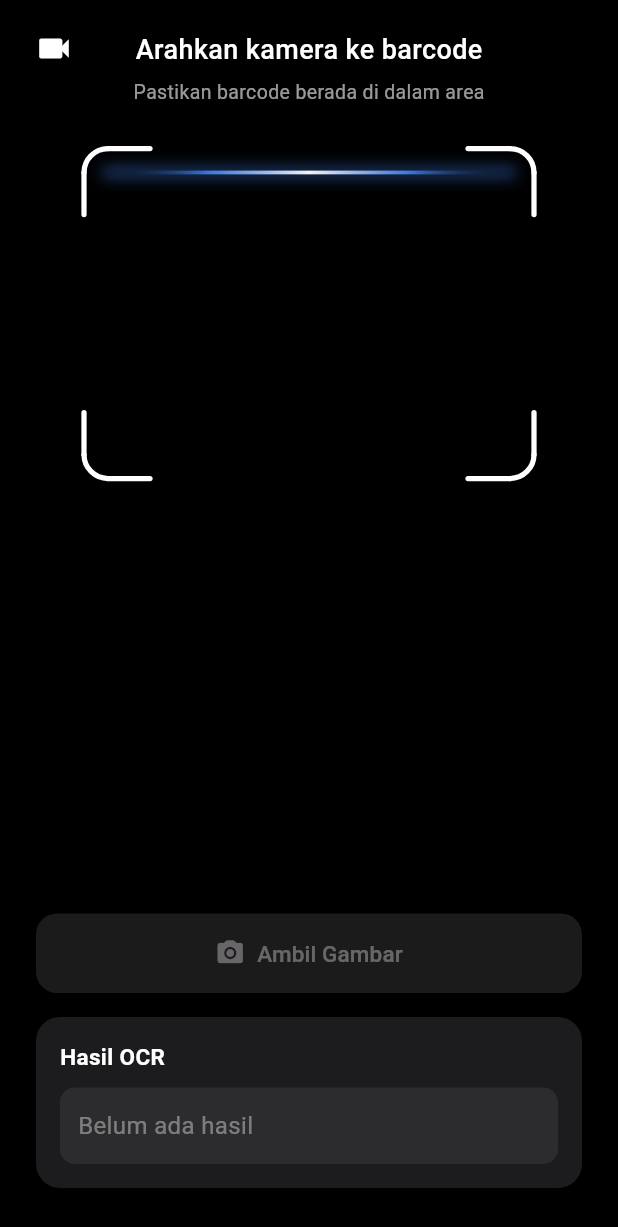
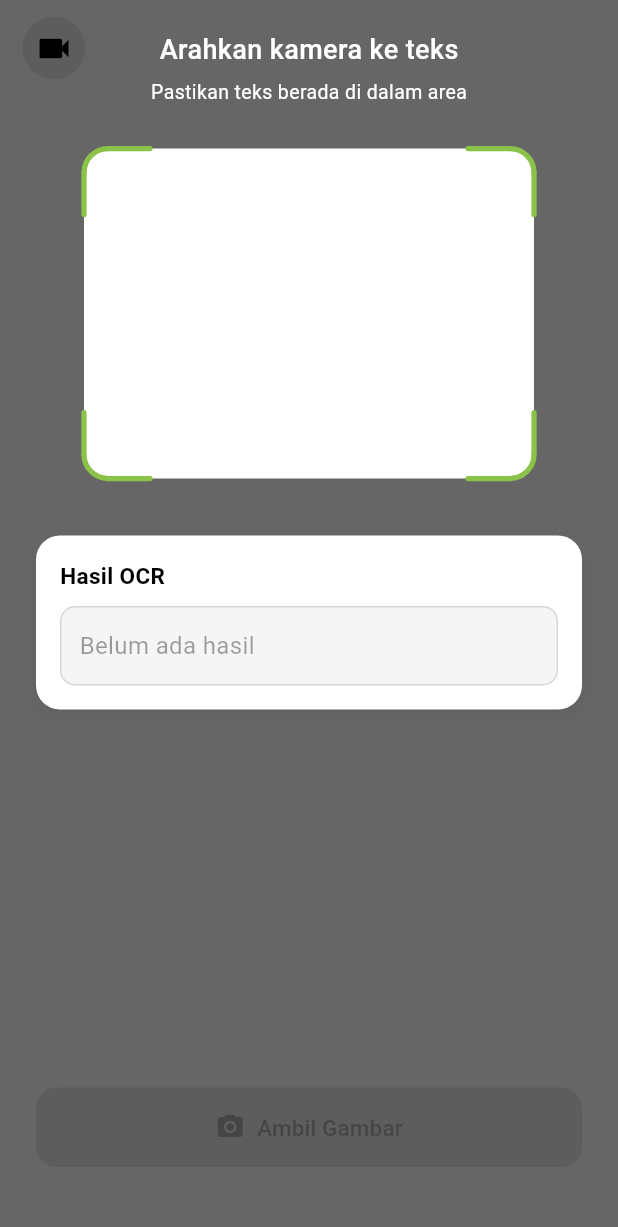
Before and after one commit to Saifulkamil/flutter_paddle_ocr_ncnn, a Flutter app: the screen it shows after launch, on a phone screen of 412 x 824 dp. Shown: the top 1227 px of the screen. Run offline on Flutter 3.47's test engine with Material 3 defaults, Android fonts, the phone set to English and light mode, and no system bars; our stand-ins replace permission_handler, plugin_platform_interface.

```diff
--- a/example/lib/main.dart
+++ b/example/lib/main.dart
@@ -17,7 +17,7 @@ class MyApp extends StatelessWidget {
 
   @override
   Widget build(BuildContext context) {
-    return MaterialApp(debugShowCheckedModeBanner: false, theme: ThemeData.dark(), home: const OcrScanScreen());
+    return MaterialApp(debugShowCheckedModeBanner: false, theme: ThemeData.light(), home: const OcrScanScreen());
   }
 }
 
@@ -167,6 +167,12 @@ class _OcrScanScreenState extends State<OcrScanScreen> with SingleTickerProvider
       setState(() => _showPreview = false);
       return;
     }
+    if (_ocrResult.isEmpty) {
+      ScaffoldMessenger.of(
+        context,
+      ).showSnackBar(const SnackBar(backgroundColor: Colors.red, content: Text("Tidak ada hasil OCR")));
+      return;
+    }
 
     try {
       final dir = await getApplicationDocumentsDirectory();
@@ -212,7 +218,7 @@ class _OcrScanScreenState extends State<OcrScanScreen> with SingleTickerProvider
   void _showHistory() {
     showModalBottomSheet(
       context: context,
-      backgroundColor: const Color(0xFF1C1C1E),
+      backgroundColor: Colors.white,
       shape: const RoundedRectangleBorder(borderRadius: BorderRadius.vertical(top: Radius.circular(20))),
       isScrollControlled: true,
       builder: (_) => _HistorySheet(captures: _captureHistory),
@@ -239,41 +245,12 @@ class _OcrScanScreenState extends State<OcrScanScreen> with SingleTickerProvider
       height: frameH,
       child: Stack(
         children: [
-          // Scan line animasi
-          if (!_showPreview)
-            AnimatedBuilder(
-              animation: _scanAnim,
-              builder: (_, __) {
-                return Positioned(
-                  top: _scanAnim.value * frameH,
-                  left: 14,
-                  right: 14,
-                  child: Container(
-                    height: 2.5,
-                    decoration: BoxDecoration(
-                      gradient: LinearGradient(
-                        colors: [
-                          Colors.transparent,
-                          Colors.blueAccent.withOpacity(0.8),
-                          Colors.white.withOpacity(0.95),
-                          Colors.blueAccent.withOpacity(0.8),
-                          Colors.transparent,
-                        ],
-                      ),
-                      boxShadow: [BoxShadow(color: Colors.blueAccent.withOpacity(0.5), blurRadius: 8, spreadRadius: 2)],
-                    ),
-                  ),
-                );
-              },
-            ),
-
-          // Corner brackets
           CustomPaint(
             size: const Size(frameW, frameH),
             painter: _CornerBracketPainter(
               cornerLength: cornerLen,
               strokeWidth: strokeW,
-              color: Colors.white,
+              color: Colors.lightGreen,
               radius: radius,
             ),
           ),
@@ -285,7 +262,7 @@ class _OcrScanScreenState extends State<OcrScanScreen> with SingleTickerProvider
   @override
   Widget build(BuildContext context) {
     return Scaffold(
-      backgroundColor: Colors.black,
+      backgroundColor: Colors.white,
       body: Stack(
         children: [
           // Full-screen camera
@@ -295,11 +272,44 @@ class _OcrScanScreenState extends State<OcrScanScreen> with SingleTickerProvider
           if (_showPreview && _latestCapture != null)
             Positioned.fill(child: Image.file(File(_latestCapture!.photoPath), fit: BoxFit.cover)),
 
-          // Dark overlay
-          if (!_showPreview) Positioned.fill(child: Container(color: Colors.black.withOpacity(0.45))),
-
-          // Light overlay saat preview
-          if (_showPreview) Positioned.fill(child: Container(color: Colors.black.withOpacity(0.3))),
+          // Overlay dengan lubang transparan di area scan (berlaku untuk kamera dan preview)
+          Positioned.fill(
+            child: ColorFiltered(
+              colorFilter: ColorFilter.mode(Colors.black.withOpacity(0.6), BlendMode.srcOut),
+              child: Stack(
+                children: [
+                  Container(color: Colors.transparent),
+                  SafeArea(
+                    child: Column(
+                      children: [
+                        const SizedBox(height: 20),
+                        Text(
+                          _showPreview ? "Hasil Foto" : "Arahkan kamera ke teks",
+                          style: const TextStyle(color: Colors.transparent, fontSize: 18, fontWeight: FontWeight.w500),
+                        ),
+                        const SizedBox(height: 6),
+                        Text(
+                          _showPreview ? "Tekan foto lagi untuk scan baru" : "Pastikan teks berada di dalam area",
+                          style: const TextStyle(color: Colors.transparent, fontSize: 13),
+                        ),
+                        const SizedBox(height: 28),
+                        Center(
+                          child: Container(
+                            width: 300,
+                            height: 220,
+                            decoration: BoxDecoration(
+                              color: Colors.black, // Opaque color creates the transparent hole
+                              borderRadius: BorderRadius.circular(16),
+                            ),
+                          ),
+                        ),
+                      ],
+                    ),
+                  ),
+                ],
+              ),
+            ),
+          ),
 
           // Main UI
           SafeArea(
@@ -309,13 +319,13 @@ class _OcrScanScreenState extends State<OcrScanScreen> with SingleTickerProvider
 
                 // Title
                 Text(
-                  _showPreview ? "Hasil Foto" : "Arahkan kamera ke barcode",
+                  _showPreview ? "Hasil Foto" : "Arahkan kamera ke teks",
                   style: const TextStyle(color: Colors.white, fontSize: 18, fontWeight: FontWeight.w500),
                 ),
                 const SizedBox(height: 6),
                 Text(
-                  _showPreview ? "Tekan foto lagi untuk scan baru" : "Pastikan barcode berada di dalam area",
-                  style: const TextStyle(color: Colors.white60, fontSize: 13),
+                  _showPreview ? "Tekan foto lagi untuk scan baru" : "Pastikan teks berada di dalam area",
+                  style: const TextStyle(color: Colors.white, fontSize: 13),
                 ),
 
                 const SizedBox(height: 28),
@@ -323,6 +333,74 @@ class _OcrScanScreenState extends State<OcrScanScreen> with SingleTickerProvider
                 // Scan frame overlay
                 Center(child: _buildScanArea()),
 
+                const SizedBox(height: 38),
+
+                // Hasil OCR box
+                Padding(
+                  padding: const EdgeInsets.symmetric(horizontal: 24),
+                  child: Container(
+                    width: double.infinity,
+                    padding: const EdgeInsets.all(16),
+                    decoration: BoxDecoration(
+                      color: Colors.white,
+                      borderRadius: BorderRadius.circular(16),
+                      boxShadow: [
+                        BoxShadow(color: Colors.black.withOpacity(0.05), blurRadius: 10, offset: const Offset(0, 4)),
+                      ],
+                    ),
+                    child: Column(
+                      crossAxisAlignment: CrossAxisAlignment.start,
+                      children: [
+                        Row(
+                          children: [
+                            const Text(
+                              "Hasil OCR",
+                              style: TextStyle(color: Colors.black, fontSize: 15, fontWeight: FontWeight.w600),
+                            ),
+                            const Spacer(),
+                            if (_showPreview)
+                              Container(
+                                padding: const EdgeInsets.symmetric(horizontal: 8, vertical: 2),
+                                decoration: BoxDecoration(
+                                  color: Colors.green.withOpacity(0.15),
+                                  borderRadius: BorderRadius.circular(6),
+                                ),
+                                child: const Row(
+                                  mainAxisSize: MainAxisSize.min,
+                                  children: [
+                                    Icon(Icons.check_circle, color: Colors.green, size: 14),
+                                    SizedBox(width: 4),
+                                    Text("Tersimpan", style: TextStyle(color: Colors.green, fontSize: 11)),
+                                  ],
+                                ),
+                              ),
+                          ],
+                        ),
+                        const SizedBox(height: 10),
+                        Container(
+                          width: double.infinity,
+                          padding: const EdgeInsets.symmetric(horizontal: 12, vertical: 14),
+                          constraints: const BoxConstraints(maxHeight: 100),
+                          decoration: BoxDecoration(
+                            color: Colors.grey[100],
+                            borderRadius: BorderRadius.circular(10),
+                            border: Border.all(color: Colors.black12),
+                          ),
+                          child: SingleChildScrollView(
+                            child: Text(
+                              _ocrResult.isEmpty ? "Belum ada hasil" : _ocrResult,
+                              style: TextStyle(
+                                color: _ocrResult.isEmpty ? Colors.black38 : Colors.black87,
+                                fontSize: 16,
+                                fontWeight: _ocrResult.isEmpty ? FontWeight.normal : FontWeight.bold,
+                              ),
+                            ),
+                          ),
+                        ),
+                      ],
+                    ),
+                  ),
+                ),
                 const Spacer(),
 
                 // Flash + Switch Camera buttons
@@ -348,7 +426,7 @@ class _OcrScanScreenState extends State<OcrScanScreen> with SingleTickerProvider
                           icon: Icons.cameraswitch_rounded,
                           label: "Putar",
                           active: false,
-                          activeColor: Colors.blueAccent,
+                          activeColor: Colors.green,
                           onTap: _switchCamera,
                         ),
 
@@ -373,10 +451,10 @@ class _OcrScanScreenState extends State<OcrScanScreen> with SingleTickerProvider
                     padding: const EdgeInsets.only(bottom: 4),
                     child: TextButton.icon(
                       onPressed: _showHistory,
-                      icon: const Icon(Icons.photo_library_outlined, color: Colors.white70, size: 18),
+                      icon: const Icon(Icons.photo_library_outlined, color: Colors.white, size: 18),
                       label: Text(
                         "Lihat semua (${_captureHistory.length})",
-                        style: const TextStyle(color: Colors.white70, fontSize: 13),
+                        style: const TextStyle(color: Colors.white, fontSize: 13),
                       ),
                     ),
                   ),
@@ -393,7 +471,7 @@ class _OcrScanScreenState extends State<OcrScanScreen> with SingleTickerProvider
                       icon: Icon(_showPreview ? Icons.camera_alt_outlined : Icons.camera_alt_rounded, size: 20),
                       label: Text(_showPreview ? "Foto Baru" : "Ambil Gambar", style: const TextStyle(fontSize: 15)),
                       style: ElevatedButton.styleFrom(
-                        backgroundColor: _showPreview ? const Color(0xFF1A3A5C) : const Color(0xFF2A2A2A),
+                        backgroundColor: Colors.green,
                         foregroundColor: Colors.white,
                         padding: const EdgeInsets.symmetric(vertical: 16),
                         shape: RoundedRectangleBorder(borderRadius: BorderRadius.circular(14)),
@@ -403,69 +481,7 @@ class _OcrScanScreenState extends State<OcrScanScreen> with SingleTickerProvider
                   ),
                 ),
 
-                const SizedBox(height: 16),
-
-                // Hasil OCR box
-                Padding(
-                  padding: const EdgeInsets.symmetric(horizontal: 24),
-                  child: Container(
-                    width: double.infinity,
-                    padding: const EdgeInsets.all(16),
-                    decoration: BoxDecoration(color: const Color(0xFF1C1C1E), borderRadius: BorderRadius.circular(16)),
-                    child: Column(
-                      crossAxisAlignment: CrossAxisAlignment.start,
-                      children: [
-                        Row(
-                          children: [
-                            const Text(
-                              "Hasil OCR",
-                              style: TextStyle(color: Colors.white, fontSize: 15, fontWeight: FontWeight.w600),
-                            ),
-                            const Spacer(),
-                            if (_showPreview)
-                              Container(
-                                padding: const EdgeInsets.symmetric(horizontal: 8, vertical: 2),
-                                decoration: BoxDecoration(
-                                  color: Colors.greenAccent.withOpacity(0.15),
-                                  borderRadius: BorderRadius.circular(6),
-                                ),
-                                child: const Row(
-                                  mainAxisSize: MainAxisSize.min,
-                                  children: [
-                                    Icon(Icons.check_circle, color: Colors.greenAccent, size: 14),
-                                    SizedBox(width: 4),
-                                    Text("Tersimpan", style: TextStyle(color: Colors.greenAccent, fontSize: 11)),
-                                  ],
-                                ),
-                              ),
-                          ],
-                        ),
-                        const SizedBox(height: 10),
-                        Container(
-                          width: double.infinity,
-                          padding: const EdgeInsets.symmetric(horizontal: 12, vertical: 14),
-                          constraints: const BoxConstraints(maxHeight: 100),
-                          decoration: BoxDecoration(
-                            color: const Color(0xFF2C2C2E),
-                            borderRadius: BorderRadius.circular(10),
-                          ),
-                          child: SingleChildScrollView(
-                            child: Text(
-                              _ocrResult.isEmpty ? "Belum ada hasil" : _ocrResult,
-                              style: TextStyle(
-                                color: _ocrResult.isEmpty ? Colors.white38 : Colors.white,
-                                fontSize: 16,
-                                fontWeight: _ocrResult.isEmpty ? FontWeight.normal : FontWeight.bold,
-                              ),
-                            ),
-                          ),
-                        ),
-                      ],
-                    ),
-                  ),
-                ),
-
-                const SizedBox(height: 32),
+                const SizedBox(height: 46),
               ],
             ),
           ),
@@ -474,8 +490,10 @@ class _OcrScanScreenState extends State<OcrScanScreen> with SingleTickerProvider
           Positioned(
             top: MediaQuery.of(context).padding.top + 8,
             left: 12,
-            child: IconButton(
-              icon: Icon(_cameraOpen ? Icons.close : Icons.videocam, color: Colors.white, size: 26),
+            child: IconButton.filled(
+              color: Colors.black45,
+              style: IconButton.styleFrom(backgroundColor: Colors.white),
+              icon: Icon(_cameraOpen ? Icons.close : Icons.videocam, color: Colors.black, size: 26),
               onPressed: _cameraOpen ? _closeCamera : (_modelLoaded ? _openCamera : null),
             ),
           ),
@@ -512,14 +530,15 @@ class _ActionButton extends StatelessWidget {
             width: 52,
             height: 52,
             decoration: BoxDecoration(
-              color: active ? activeColor.withOpacity(0.2) : const Color(0xFF2A2A2A),
+              color: active ? activeColor.withOpacity(0.2) : Colors.white,
               shape: BoxShape.circle,
-              border: Border.all(color: active ? activeColor : Colors.white24, width: 1.5),
+              border: Border.all(color: active ? activeColor : Colors.black12, width: 1.5),
+              boxShadow: [BoxShadow(color: Colors.black.withOpacity(0.05), blurRadius: 4, offset: const Offset(0, 2))],
             ),
-            child: Icon(icon, color: active ? activeColor : Colors.white, size: 24),
+            child: Icon(icon, color: active ? activeColor : Colors.black87, size: 24),
           ),
           const SizedBox(height: 6),
-          Text(label, style: TextStyle(color: active ? activeColor : Colors.white60, fontSize: 11)),
+          Text(label, style: TextStyle(color: active ? activeColor : Colors.white, fontSize: 11)),
         ],
       ),
     );
@@ -548,12 +567,12 @@ class _HistorySheet extends StatelessWidget {
             Container(
               width: 40,
               height: 4,
-              decoration: BoxDecoration(color: Colors.white24, borderRadius: BorderRadius.circular(4)),
+              decoration: BoxDecoration(color: Colors.black12, borderRadius: BorderRadius.circular(4)),
             ),
             const SizedBox(height: 16),
             const Text(
               "Riwayat Scan",
-              style: TextStyle(color: Colors.white, fontSize: 17, fontWeight: FontWeight.bold),
+              style: TextStyle(color: Colors.black87, fontSize: 17, fontWeight: FontWeight.bold),
             ),
             const SizedBox(height: 12),
             Expanded(
@@ -565,7 +584,14 @@ class _HistorySheet extends StatelessWidget {
                 itemBuilder: (_, i) {
                   final cap = captures[i];
                   return Container(
-                    decoration: BoxDecoration(color: const Color(0xFF2C2C2E), borderRadius: BorderRadius.circular(14)),
+                    decoration: BoxDecoration(
+                      color: Colors.white,
+                      borderRadius: BorderRadius.circular(14),
+                      border: Border.all(color: Colors.black12),
+                      boxShadow: [
+                        BoxShadow(color: Colors.black.withOpacity(0.02), blurRadius: 4, offset: const Offset(0, 2)),
+                      ],
+                    ),
                     child: Row(
                       children: [
                         // Thumbnail
@@ -579,8 +605,8 @@ class _HistorySheet extends StatelessWidget {
                             errorBuilder: (_, __, ___) => Container(
                               width: 90,
                               height: 90,
-                              color: Colors.grey[800],
-                              child: const Icon(Icons.broken_image, color: Colors.white38),
+                              color: Colors.grey[200],
+                              child: const Icon(Icons.broken_image, color: Colors.black26),
                             ),
                           ),
                         ),
@@ -595,7 +621,7 @@ class _HistorySheet extends StatelessWidget {
                                 Text(
                                   cap.ocrText.isEmpty ? "Tidak ada teks" : cap.ocrText,
                                   style: TextStyle(
-                                    color: cap.ocrText.isEmpty ? Colors.white38 : Colors.white,
+                                    color: cap.ocrText.isEmpty ? Colors.black38 : Colors.black87,
                                     fontSize: 15,
                                     fontWeight: FontWeight.bold,
                                   ),
@@ -605,7 +631,7 @@ class _HistorySheet extends StatelessWidget {
                                 const SizedBox(height: 6),
                                 Text(
                                   _formatTime(cap.timestamp),
-                                  style: const TextStyle(color: Colors.white38, fontSize: 12),
+                                  style: const TextStyle(color: Colors.black54, fontSize: 12),
                                 ),
                               ],
                             ),
```
